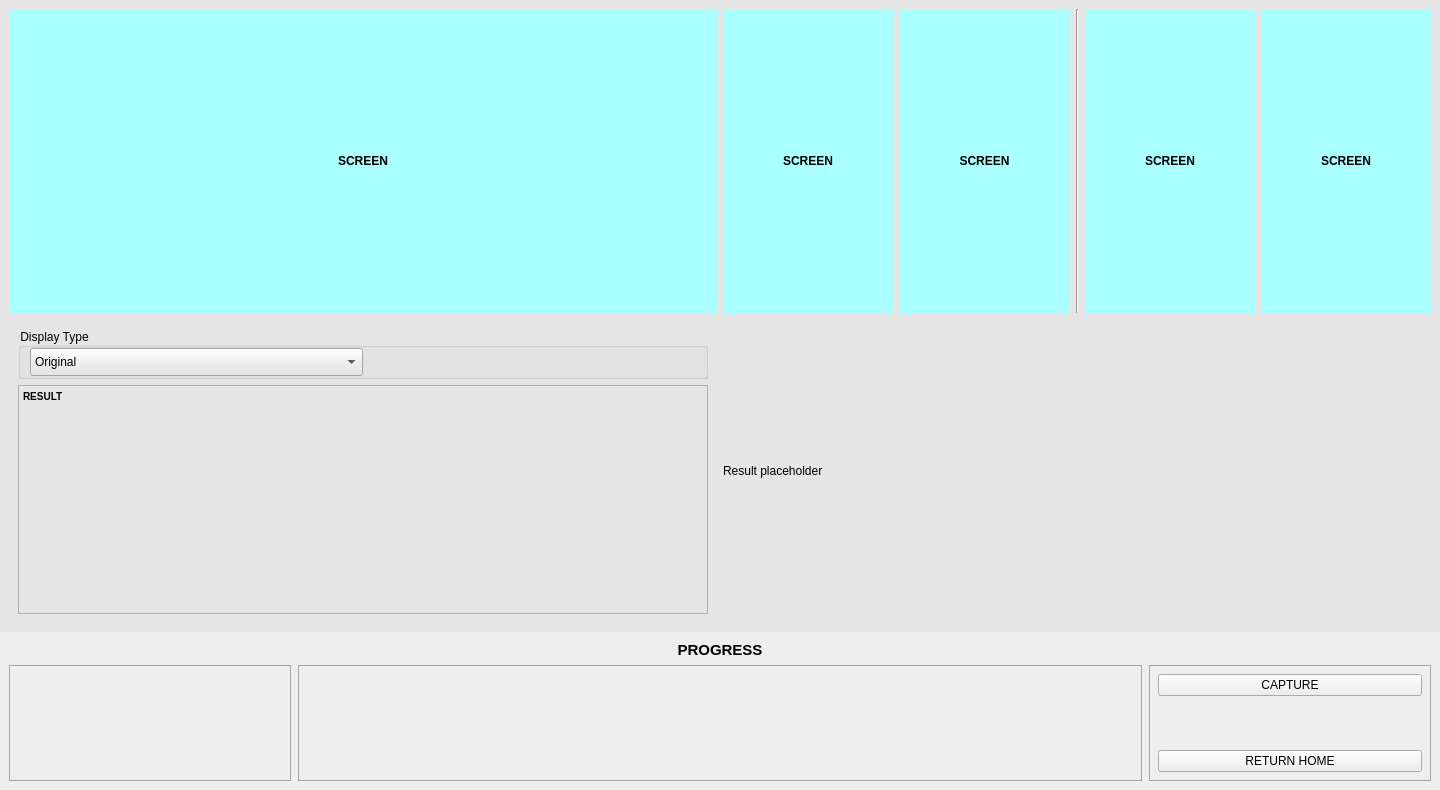
Above: views/progress_screen.ui from Shockmstr/FQCS_DesktopApp before the change. Below: the same form after it.
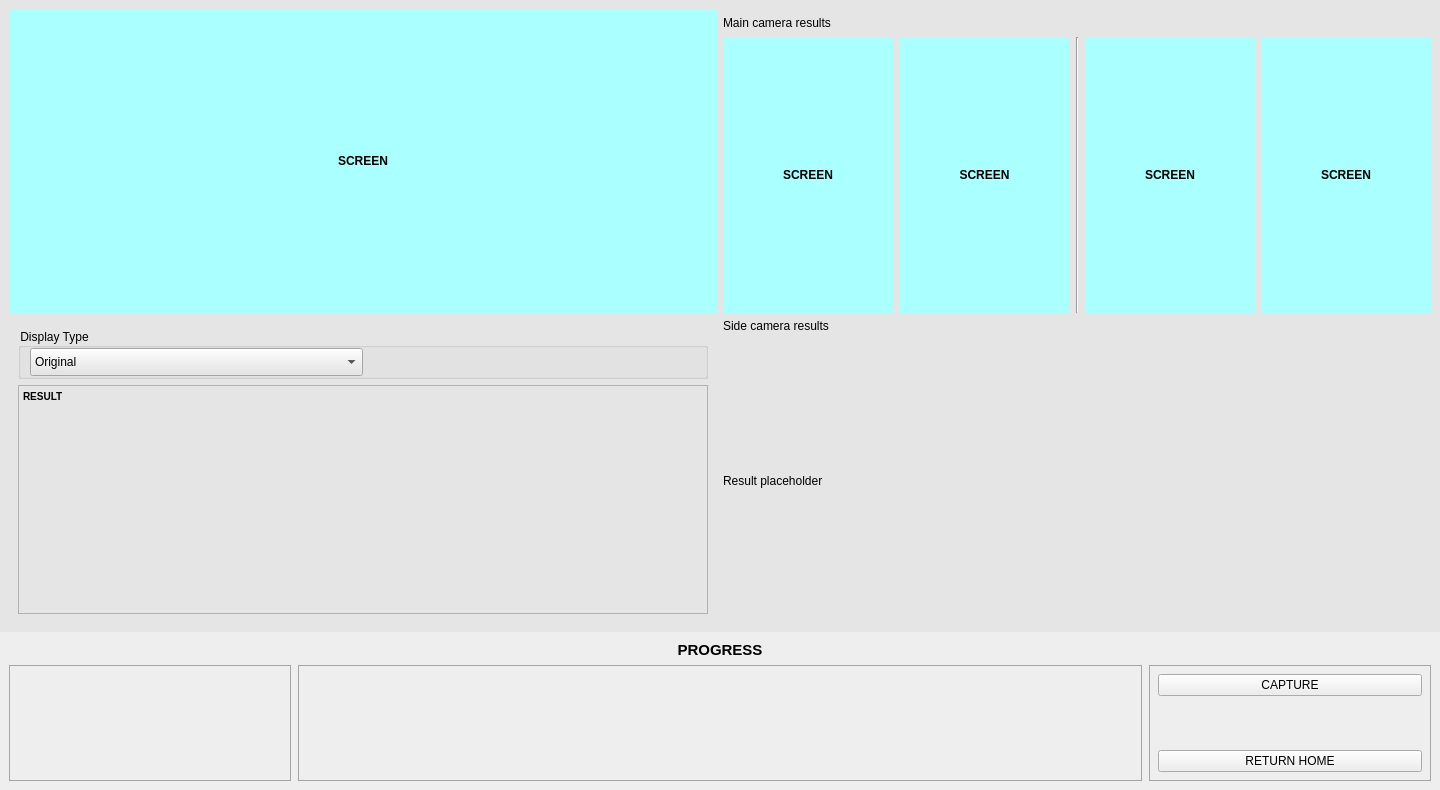
That is the form after the change.

```diff
--- a/views/progress_screen.ui
+++ b/views/progress_screen.ui
@@ -43,7 +43,7 @@
      <layout class="QGridLayout" name="gridLayout" rowstretch="1,1" columnstretch="1,1">
       <item row="1" column="1">
        <widget class="QWidget" name="sectionSideResult" native="true">
-        <layout class="QVBoxLayout" name="verticalLayout_3" stretch="9">
+        <layout class="QVBoxLayout" name="verticalLayout_3" stretch="0,9">
          <property name="leftMargin">
           <number>0</number>
          </property>
@@ -56,6 +56,13 @@
          <property name="bottomMargin">
           <number>0</number>
          </property>
+         <item>
+          <widget class="QLabel" name="label">
+           <property name="text">
+            <string>Side camera results</string>
+           </property>
+          </widget>
+         </item>
          <item>
           <widget class="QLabel" name="lblSideResult">
            <property name="text">
@@ -174,7 +181,32 @@
       </item>
       <item row="0" column="1">
        <widget class="QWidget" name="sectionMainResult" native="true">
-        <layout class="QHBoxLayout" name="horizontalLayout_7" stretch="1,1,0,1,1">
+        <layout class="QVBoxLayout" name="verticalLayout_4" stretch="1,10">
+         <property name="spacing">
+          <number>0</number>
+         </property>
+         <property name="leftMargin">
+          <number>0</number>
+         </property>
+         <property name="topMargin">
+          <number>0</number>
+         </property>
+         <property name="rightMargin">
+          <number>0</number>
+         </property>
+         <property name="bottomMargin">
+          <number>0</number>
+         </property>
+         <item>
+          <widget class="QLabel" name="label_2">
+           <property name="text">
+            <string>Main camera results</string>
+           </property>
+          </widget>
+         </item>
+         <item>
+          <widget class="QWidget" name="mainResult" native="true">
+           <layout class="QHBoxLayout" name="horizontalLayout_4" stretch="1,1,0,1,1">
          <property name="leftMargin">
           <number>0</number>
          </property>
@@ -244,6 +276,9 @@
            <property name="alignment">
             <set>Qt::AlignCenter</set>
            </property>
+             </widget>
+            </item>
+           </layout>
           </widget>
          </item>
         </layout>
```
Lines whose indentation alone changed are shown as unchanged.
